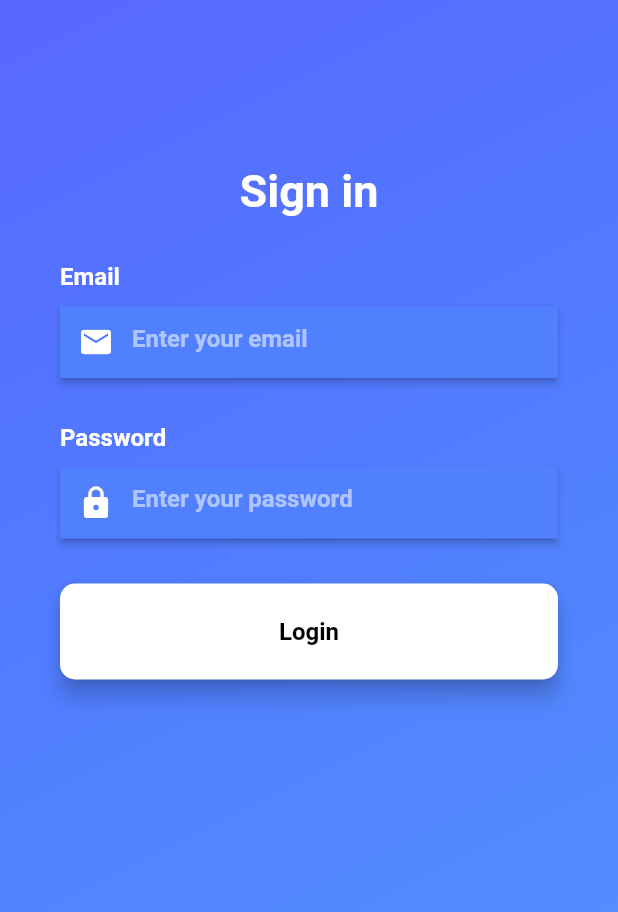
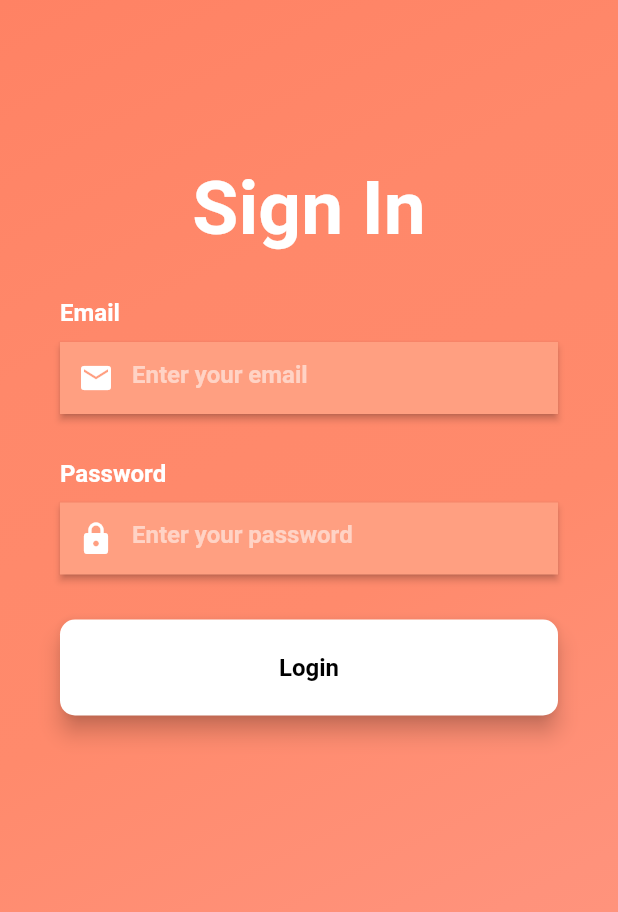
Before and after one commit to ahmadmua/PROG20261---Fire-Up-Fitness, a Flutter app: the screen it shows after launch, after a tap on "Login", on a phone screen of 412 x 824 dp. Shown: the top 912 px of the screen. Run offline on Flutter 3.47's test engine with Material 2 defaults, Android fonts, the phone set to English and light mode, and no system bars; our stand-ins replace firebase_auth, firebase_core; accounts and stored records are empty; network calls fail; Roboto replaces fonts that are missing (PT-Sans, PTSans).

Commit message:
Changed the colors to better suit the theme of the app

```diff
--- a/lib/login-screen.dart
+++ b/lib/login-screen.dart
@@ -2,6 +2,7 @@ import 'package:firebase_auth/firebase_auth.dart';
 import 'package:flutter/material.dart';
 import 'package:project/register-screen.dart';
 
+import 'home-screen.dart';
 import 'welcome-screen.dart';
 
 class LoginScreen extends StatefulWidget {
@@ -40,7 +41,7 @@ class _LoginScreenState extends State<LoginScreen> {
         decoration: InputDecoration(
           border: InputBorder.none,
           filled: true,
-          fillColor: const Color(0xFF5180ff),
+          fillColor: const Color.fromRGBO(255, 159, 129, 1.0),
           prefixIcon: prefixedIcon,
           hintText: hintText,
           hintStyle: const TextStyle(
@@ -109,11 +110,11 @@ class _LoginScreenState extends State<LoginScreen> {
               begin: Alignment.topLeft,
               end: Alignment.bottomRight,
               colors: [
-                Color(0xFF5967ff),
-                Color(0xFF5374ff),
-                Color(0xFF5180ff),
-                Color(0xFF538bff),
-                Color(0xFF5995ff),
+                Color.fromRGBO(255, 130, 100, 1),
+                Color.fromRGBO(255, 136, 106, 1.0),
+                Color.fromRGBO(255, 138, 108, 1.0),
+                Color.fromRGBO(255, 146, 123, 1.0),
+                Color.fromRGBO(255, 153, 128, 1.0),
               ],
             ),
           ),
@@ -125,10 +126,10 @@ class _LoginScreenState extends State<LoginScreen> {
               child: Column(
                 children: [
                   const Text(
-                    'Sign in',
+                    'Sign In',
                     style: TextStyle(
                       fontFamily: 'PT-Sans',
-                      fontSize: 30,
+                      fontSize: 50,
                       fontWeight: FontWeight.bold,
                       color: Colors.white,
                     ),
--- a/lib/main.dart
+++ b/lib/main.dart
@@ -16,7 +16,7 @@ class MyApp extends StatelessWidget {
   Widget build(BuildContext context) {
       return const MaterialApp(
       title: 'Fire Up Fitness',
-      home: HomeScreen(),
+      home: WelcomeScreen(),
     );
   }
 }
--- a/lib/welcome-screen.dart
+++ b/lib/welcome-screen.dart
@@ -2,15 +2,15 @@ import 'package:flutter/material.dart';
 import 'package:project/register-screen.dart';
 import 'login-screen.dart';
 
-class HomeScreen extends StatefulWidget {
-  const HomeScreen({Key? key}) : super(key: key);
+class WelcomeScreen extends StatefulWidget {
+  const WelcomeScreen({Key? key}) : super(key: key);
 
   @override
-  State<HomeScreen> createState() => _HomeScreenState();
+  State<WelcomeScreen> createState() => _HomeScreenState();
 }
 
 
-class _HomeScreenState extends State<HomeScreen> {
+class _HomeScreenState extends State<WelcomeScreen> {
   @override
   Widget build(BuildContext context) {
 
@@ -128,11 +128,11 @@ class _HomeScreenState extends State<HomeScreen> {
               begin: Alignment.topLeft,
               end: Alignment.bottomRight,
               colors: [
-                Color(0xFF5967ff),
-                Color(0xFF5374ff),
-                Color(0xFF5180ff),
-                Color(0xFF538bff),
-                Color(0xFF5995ff),
+                Color.fromRGBO(255, 130, 100, 1),
+                Color.fromRGBO(255, 130, 100, 1),
+                Color.fromRGBO(255, 130, 100, 1),
+                Color.fromRGBO(255, 130, 100, 1),
+                Color.fromRGBO(255, 130, 100, 1),
               ],
             ),
           ),
@@ -141,13 +141,13 @@ class _HomeScreenState extends State<HomeScreen> {
         children: [
           Container(
           alignment: Alignment.topCenter,
-            child: Padding(padding: const EdgeInsets.only(top: 125),
+            child: Padding(padding: const EdgeInsets.only(top: 50),
           child: Image.asset('assets/images/logo.png'),
           )),
 
 
           const SizedBox(
-            height: 100,
+            height: 50,
           ),
           _buildLoginButton(),
           const SizedBox(
```
Also changed, not shown: lib/home-screen.dart (+4 -159 lines), lib/register-screen.dart (+7 -7 lines), assets/images/logo.png.
